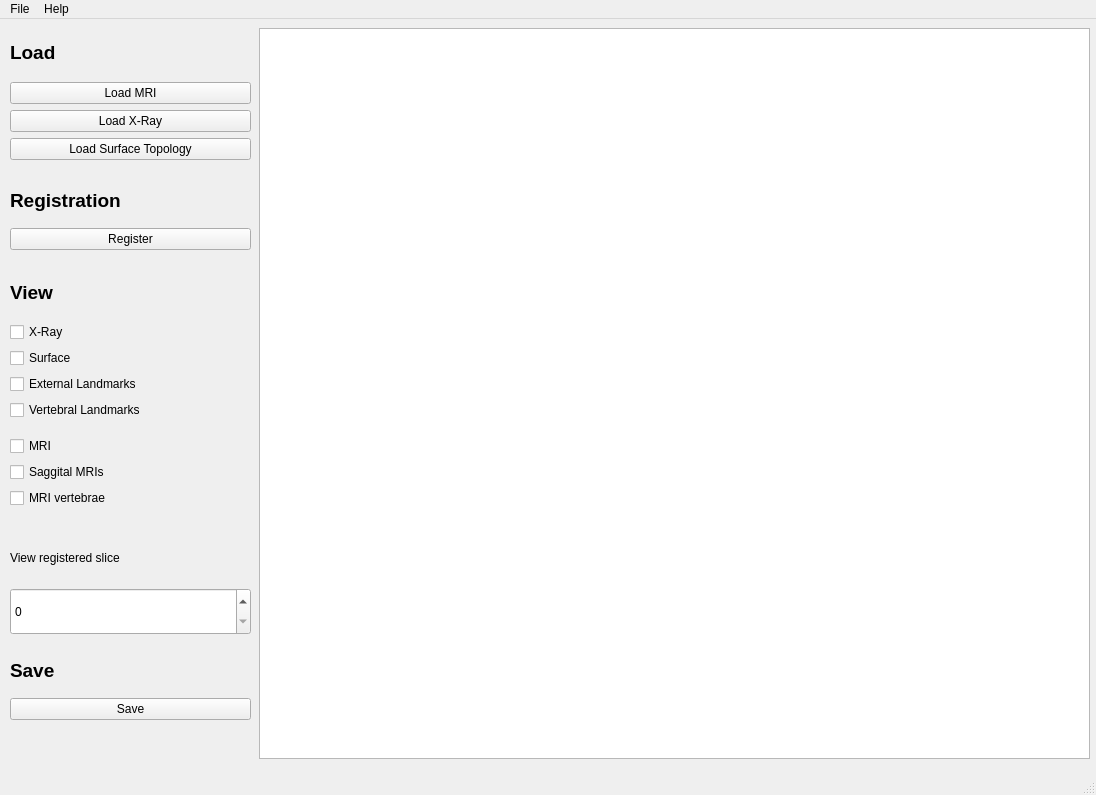
Before: the Qt Designer form main.ui in luantran/CapstoneProject, drawn with Qt 5.
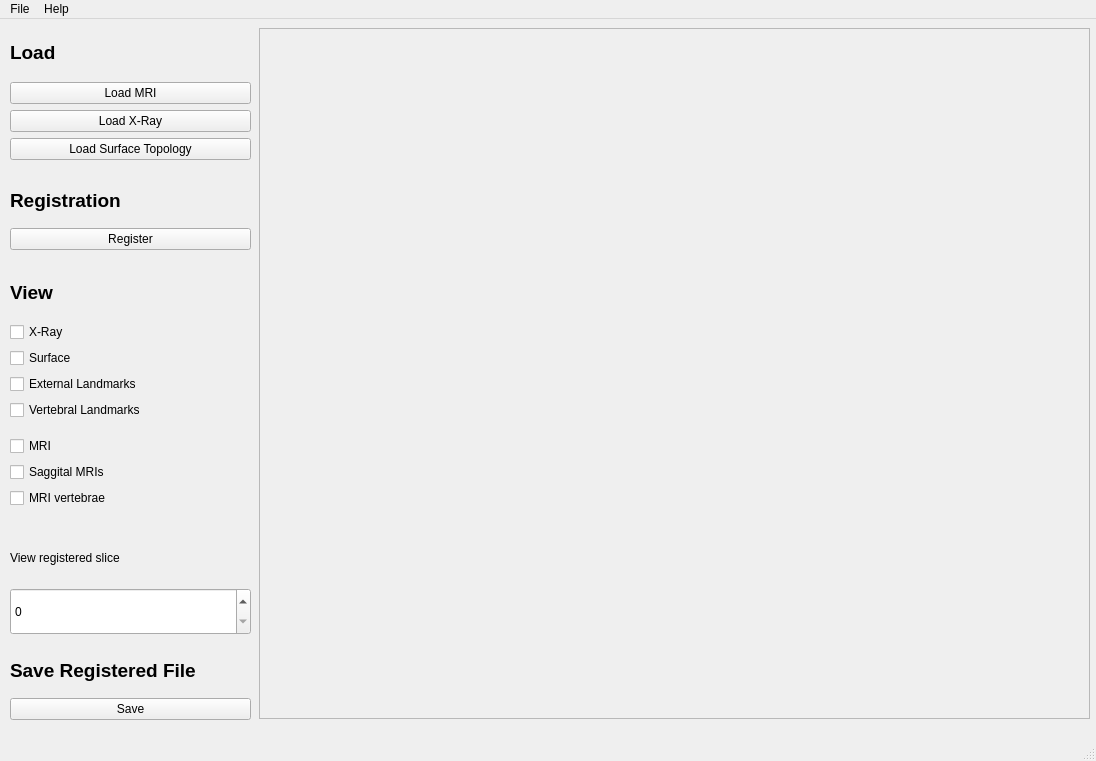
After: the same form once the commit is applied.

Commit message: Refactored ui code with correct labels

What changed in the file:
```diff
--- a/main.ui
+++ b/main.ui
@@ -7,7 +7,7 @@
     <x>0</x>
     <y>0</y>
     <width>1096</width>
-    <height>795</height>
+    <height>761</height>
    </rect>
   </property>
   <property name="windowTitle">
@@ -64,21 +64,6 @@
      </item>
     </layout>
    </widget>
-   <widget class="QWidget" name="gridLayoutWidget_2">
-    <property name="geometry">
-     <rect>
-      <x>259</x>
-      <y>9</y>
-      <width>831</width>
-      <height>731</height>
-     </rect>
-    </property>
-    <layout class="QGridLayout" name="gridLayout_2">
-     <item row="0" column="0">
-      <widget class="QGraphicsView" name="graphicsView"/>
-     </item>
-    </layout>
-   </widget>
    <widget class="QWidget" name="gridLayoutWidget_3">
     <property name="geometry">
      <rect>
@@ -263,18 +248,28 @@
         </font>
        </property>
        <property name="text">
-        <string>Save</string>
+        <string>Save Registered File</string>
        </property>
       </widget>
      </item>
     </layout>
    </widget>
-   <zorder>gridLayoutWidget</zorder>
-   <zorder>gridLayoutWidget_2</zorder>
-   <zorder>gridLayoutWidget_3</zorder>
-   <zorder>label_2</zorder>
-   <zorder>gridLayoutWidget_4</zorder>
-   <zorder>gridLayoutWidget_5</zorder>
+   <widget class="QFrame" name="frame">
+    <property name="geometry">
+     <rect>
+      <x>259</x>
+      <y>9</y>
+      <width>831</width>
+      <height>691</height>
+     </rect>
+    </property>
+    <property name="frameShape">
+     <enum>QFrame::StyledPanel</enum>
+    </property>
+    <property name="frameShadow">
+     <enum>QFrame::Raised</enum>
+    </property>
+   </widget>
   </widget>
   <widget class="QMenuBar" name="menubar">
    <property name="geometry">
```
Left out of the diff: 48 changed lines with no effect on the pictures. The commit also changes 4 other files.
